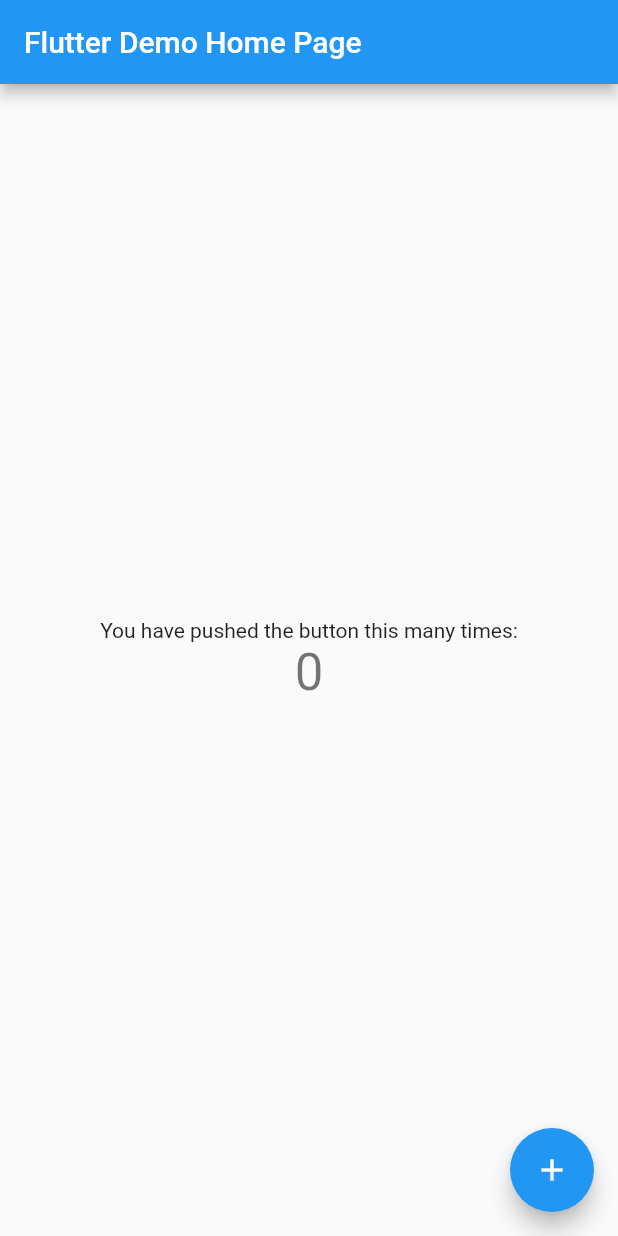
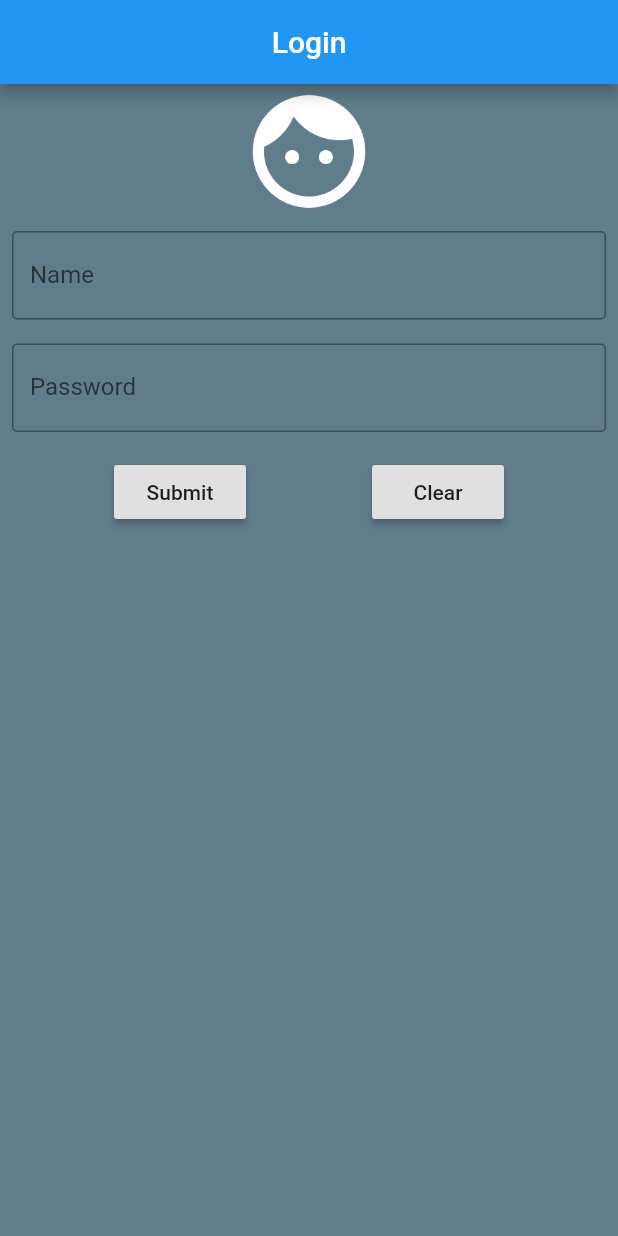
Before and after one commit to cryp73r/Flutter_App_Development, a Flutter app: the screen it shows after launch, on a phone screen of 412 x 824 dp. Run offline on Flutter 3.47's test engine with Material 2 defaults, Android fonts, the phone set to English and light mode, and no system bars; missing offline and left inert: dart:ffi.

Commit message:
Completed Login App

```diff
--- a/login_app/lib/main.dart
+++ b/login_app/lib/main.dart
@@ -1,117 +1,15 @@
 import 'package:flutter/material.dart';
+import 'package:login_app/ui/home.dart';
 
-void main() {
-  runApp(MyApp());
-}
+void main() => runApp(Login());
 
-class MyApp extends StatelessWidget {
-  // This widget is the root of your application.
+class Login extends StatelessWidget {
   @override
   Widget build(BuildContext context) {
+    final appTitle = 'Login App';
     return MaterialApp(
-      title: 'Flutter Demo',
-      theme: ThemeData(
-        // This is the theme of your application.
-        //
-        // Try running your application with "flutter run". You'll see the
-        // application has a blue toolbar. Then, without quitting the app, try
-        // changing the primarySwatch below to Colors.green and then invoke
-        // "hot reload" (press "r" in the console where you ran "flutter run",
-        // or simply save your changes to "hot reload" in a Flutter IDE).
-        // Notice that the counter didn't reset back to zero; the application
-        // is not restarted.
-        primarySwatch: Colors.blue,
-        // This makes the visual density adapt to the platform that you run
-        // the app on. For desktop platforms, the controls will be smaller and
-        // closer together (more dense) than on mobile platforms.
-        visualDensity: VisualDensity.adaptivePlatformDensity,
-      ),
-      home: MyHomePage(title: 'Flutter Demo Home Page'),
+      title: appTitle,
+      home: Home(),
     );
   }
 }
-
-class MyHomePage extends StatefulWidget {
-  MyHomePage({Key key, this.title}) : super(key: key);
-
-  // This widget is the home page of your application. It is stateful, meaning
-  // that it has a State object (defined below) that contains fields that affect
-  // how it looks.
-
-  // This class is the configuration for the state. It holds the values (in this
-  // case the title) provided by the parent (in this case the App widget) and
-  // used by the build method of the State. Fields in a Widget subclass are
-  // always marked "final".
-
-  final String title;
-
-  @override
-  _MyHomePageState createState() => _MyHomePageState();
-}
-
-class _MyHomePageState extends State<MyHomePage> {
-  int _counter = 0;
-
-  void _incrementCounter() {
-    setState(() {
-      // This call to setState tells the Flutter framework that something has
-      // changed in this State, which causes it to rerun the build method below
-      // so that the display can reflect the updated values. If we changed
-      // _counter without calling setState(), then the build method would not be
-      // called again, and so nothing would appear to happen.
-      _counter++;
-    });
-  }
-
-  @override
-  Widget build(BuildContext context) {
-    // This method is rerun every time setState is called, for instance as done
-    // by the _incrementCounter method above.
-    //
-    // The Flutter framework has been optimized to make rerunning build methods
-    // fast, so that you can just rebuild anything that needs updating rather
-    // than having to individually change instances of widgets.
-    return Scaffold(
-      appBar: AppBar(
-        // Here we take the value from the MyHomePage object that was created by
-        // the App.build method, and use it to set our appbar title.
-        title: Text(widget.title),
-      ),
-      body: Center(
-        // Center is a layout widget. It takes a single child and positions it
-        // in the middle of the parent.
-        child: Column(
-          // Column is also a layout widget. It takes a list of children and
-          // arranges them vertically. By default, it sizes itself to fit its
-          // children horizontally, and tries to be as tall as its parent.
-          //
-          // Invoke "debug painting" (press "p" in the console, choose the
-          // "Toggle Debug Paint" action from the Flutter Inspector in Android
-          // Studio, or the "Toggle Debug Paint" command in Visual Studio Code)
-          // to see the wireframe for each widget.
-          //
-          // Column has various properties to control how it sizes itself and
-          // how it positions its children. Here we use mainAxisAlignment to
-          // center the children vertically; the main axis here is the vertical
-          // axis because Columns are vertical (the cross axis would be
-          // horizontal).
-          mainAxisAlignment: MainAxisAlignment.center,
-          children: <Widget>[
-            Text(
-              'You have pushed the button this many times:',
-            ),
-            Text(
-              '$_counter',
-              style: Theme.of(context).textTheme.headline4,
-            ),
-          ],
-        ),
-      ),
-      floatingActionButton: FloatingActionButton(
-        onPressed: _incrementCounter,
-        tooltip: 'Increment',
-        child: Icon(Icons.add),
-      ), // This trailing comma makes auto-formatting nicer for build methods.
-    );
-  }
-}
--- /dev/null
+++ b/login_app/lib/ui/CustomLoginForm.dart
@@ -0,0 +1,122 @@
+import 'package:flutter/material.dart';
+
+class CustomLoginForm extends StatefulWidget {
+  @override
+  _CustomLoginFormState createState() => _CustomLoginFormState();
+}
+
+class _LoginData {
+  String name = '';
+  String password = '';
+}
+
+class _CustomLoginFormState extends State<CustomLoginForm> {
+  final _formKey = GlobalKey<FormState>();
+
+  _LoginData _data = new _LoginData();
+
+  @override
+  Widget build(BuildContext context) {
+    return Form(
+      key: _formKey,
+      child: Column(
+        crossAxisAlignment: CrossAxisAlignment.start,
+        children: [
+          //  add image
+          Center(
+            child: Image.asset(
+              "images/face.png",
+              width: 90,
+              height: 90,
+              color: Colors.white,
+            ),
+          ),
+          Padding(
+            padding: const EdgeInsets.all(8.0),
+            child: TextFormField(
+              decoration: InputDecoration(
+                  labelText: 'Name',
+                  border: OutlineInputBorder(
+                      gapPadding: 3.3,
+                      borderRadius: BorderRadius.circular(3.3))),
+              validator: (value) {
+                if (value.isEmpty) {
+                  return 'Please Enter Name';
+                } else {
+                  _data.name = value;
+                }
+              },
+            ),
+          ),
+          Padding(
+            padding: const EdgeInsets.all(8.0),
+            child: TextFormField(
+              obscureText: true,
+              decoration: InputDecoration(
+                  labelText: 'Password',
+                  border: OutlineInputBorder(
+                      gapPadding: 3.3,
+                      borderRadius: BorderRadius.circular(3.3))),
+              validator: (value) {
+                if (value.isEmpty) {
+                  return 'Please Enter Password';
+                }
+                else {
+                  _data.password = value;
+                }
+              },
+            ),
+          ),
+          // add button
+          new Container(
+            child: new Row(
+              mainAxisAlignment: MainAxisAlignment.spaceEvenly,
+              children: [
+                //  Add actual buttons
+                Padding(
+                  padding: const EdgeInsets.all(8.0),
+                  child: RaisedButton(
+                    onPressed: () {
+                      if (_formKey.currentState.validate()) {
+                        setState(() {
+                          _data.name = _data.name;
+                        });
+                        Scaffold.of(context).showSnackBar(SnackBar(content: Text('Logged-in Successfully')));
+                      }
+                    },
+                    child: Text('Submit'),
+                  ),
+                ),
+                Padding(
+                  padding: const EdgeInsets.all(8.0),
+                  child: RaisedButton(
+                    onPressed: () {
+                      //  clear
+                        _formKey.currentState.reset();
+                        setState(() {
+                          _data.name = '';
+                        });
+                    },
+                    child: Text('Clear'),
+                  ),
+                )
+              ],
+            ),
+          ),
+          Padding(
+            padding: const EdgeInsets.all(12.0),
+            child: Center(
+                child: _data.name.isEmpty ? Text('') : Text(
+              'Welcome ${_data.name}!',
+            style: TextStyle(
+              fontWeight: FontWeight.bold,
+              fontSize: 19.0,
+              color: Colors.white,
+            ),
+            )),
+          ),
+        ],
+      ),
+    );
+  }
+}
--- a/login_app/lib/ui/home.dart
+++ b/login_app/lib/ui/home.dart
@@ -0,0 +1,18 @@
+import 'package:flutter/material.dart';
+import 'package:login_app/ui/CustomLoginForm.dart';
+
+class Home extends StatelessWidget {
+  @override
+  Widget build(BuildContext context) {
+    final appTitle = 'Login';
+    return new Scaffold(
+      appBar: new AppBar(
+        title: Text(appTitle),
+        centerTitle: true,
+      ),
+      backgroundColor: Colors.blueGrey,
+      body: CustomLoginForm(),
+    );
+    throw UnimplementedError();
+  }
+}
--- a/login_app/pubspec.yaml
+++ b/login_app/pubspec.yaml
@@ -45,8 +45,8 @@ flutter:
   uses-material-design: true
 
   # To add assets to your application, add an assets section, like this:
-  # assets:
-  #   - images/a_dot_burr.jpeg
+  assets:
+     - images/face.png
   #   - images/a_dot_ham.jpeg
 
   # An image asset can refer to one or more resolution-specific "variants", see
```
Also changed, not shown: login_app/images/face.png (added), 1 other file.
